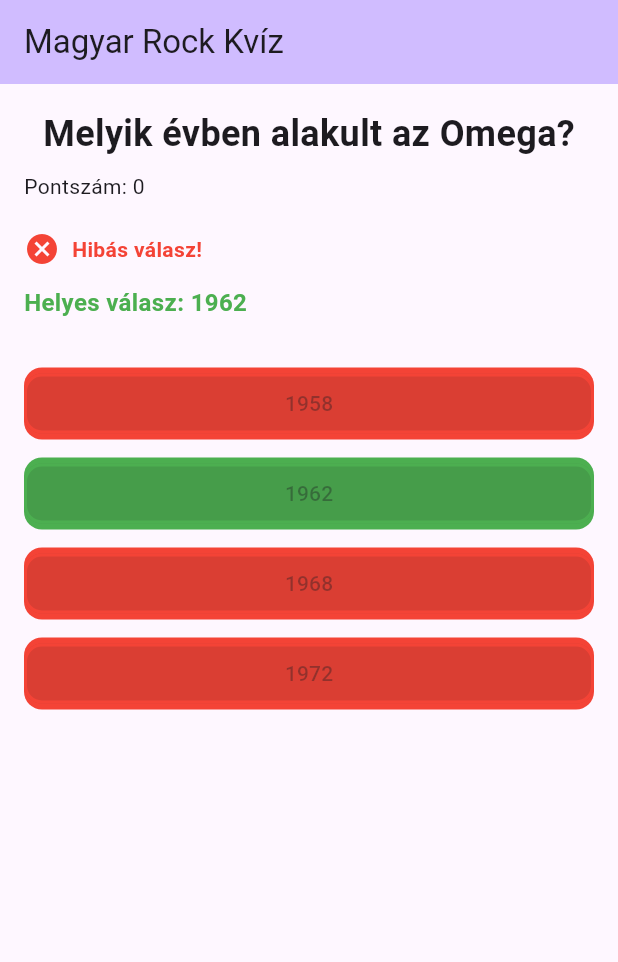
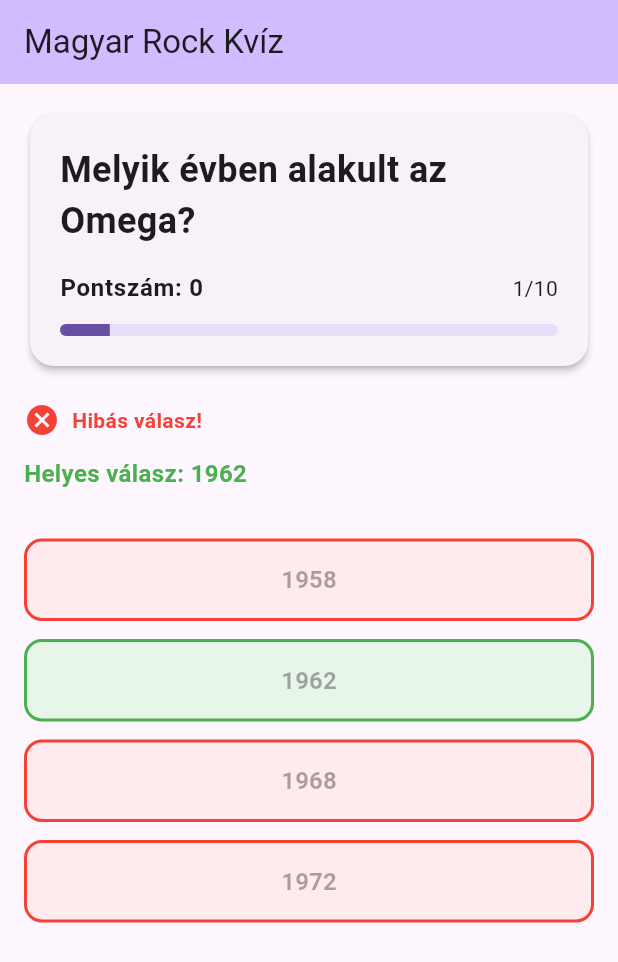
Before and after one commit to dajkagabi/quiz, a Flutter app: the screen it shows after launch, after a tap on "1958", on a phone screen of 412 x 824 dp. Shown: the top 962 px of the screen. Run offline on Flutter 3.47's test engine with Material 3 defaults, Android fonts, the phone set to English and light mode, and no system bars; our stand-ins replace bloc, flutter_bloc; generated files the repository leaves out were written again.

Commit message:
animációk, kérdések csiszolgatása

```diff
--- a/lib/quiz/cubit/quiz_cubit.dart
+++ b/lib/quiz/cubit/quiz_cubit.dart
@@ -44,13 +44,7 @@
   }) async {
     await Future<void>.delayed(Duration(milliseconds: revealMilliseconds));
 
-    emit(
-      state.copyWith(
-        isAnswered: true,
-        wasCorrect: isCorrect,
-        score: isCorrect ? state.score + 1 : state.score,
-      ),
-    );
+    answer(isCorrect);
   }
 
   Future<void> goNextAfterDelay() async {
--- a/lib/quiz/view/quiz_page.dart
+++ b/lib/quiz/view/quiz_page.dart
@@ -46,6 +46,16 @@
             child: Column(
               crossAxisAlignment: CrossAxisAlignment.stretch,
               children: [
+                Card(
+                  elevation: 2,
+                  shape: RoundedRectangleBorder(
+                    borderRadius: BorderRadius.circular(16),
+                  ),
+                  child: Padding(
+                    padding: const EdgeInsets.all(20),
+                    child: Column(
+                      crossAxisAlignment: CrossAxisAlignment.stretch,
+                      children: [
                         AnimatedSwitcher(
                           duration: const Duration(milliseconds: 300),
                           transitionBuilder: (child, animation) {
@@ -70,9 +80,38 @@
                           ),
                         ),
 
-                const SizedBox(height: 8),
+                        const SizedBox(height: 16),
 
-                Text('Pontszám: ${state.score}'),
+                        Row(
+                          mainAxisAlignment: MainAxisAlignment.spaceBetween,
+                          children: [
+                            Text(
+                              'Pontszám: ${state.score}',
+                              style: Theme.of(context).textTheme.bodyLarge
+                                  ?.copyWith(fontWeight: FontWeight.w600),
+                            ),
+                            Text(
+                              '${state.currentQuestionIndex + 1}/${questions.length}',
+                              style: Theme.of(context).textTheme.bodyMedium,
+                            ),
+                          ],
+                        ),
+
+                        const SizedBox(height: 12),
+
+                        ClipRRect(
+                          borderRadius: BorderRadius.circular(8),
+                          child: LinearProgressIndicator(
+                            value:
+                                (state.currentQuestionIndex + 1) /
+                                questions.length,
+                            minHeight: 8,
+                          ),
+                        ),
+                      ],
+                    ),
+                  ),
+                ),
 
                 const SizedBox(height: 20),
 
@@ -117,21 +156,27 @@
 
                 const SizedBox(height: 20),
 
-                ...question.options.map(
-                  (option) {
-                    final optionIndex = question.options.indexOf(option);
-
+                ...question.options.asMap().entries.map(
+                  (entry) {
+                    final optionIndex = entry.key;
+                    final option = entry.value;
                     final isCorrect = optionIndex == question.correctIndex;
-
-                    Color? color;
-
-                    if (state.isAnswered) {
-                      if (isCorrect) {
-                        color = Colors.green;
-                      } else {
-                        color = Colors.red;
-                      }
-                    }
+                    final theme = Theme.of(context);
+                    final buttonBorderColor = state.isAnswered
+                        ? isCorrect
+                              ? Colors.green
+                              : Colors.red
+                        : theme.colorScheme.primary;
+                    final buttonBackground = state.isAnswered
+                        ? isCorrect
+                              ? Colors.green.shade50
+                              : Colors.red.shade50
+                        : Colors.transparent;
+                    final buttonTextColor = state.isAnswered
+                        ? isCorrect
+                              ? Colors.green.shade900
+                              : Colors.red.shade900
+                        : theme.colorScheme.onSurface;
 
                     return Padding(
                       padding: const EdgeInsets.only(bottom: 12),
@@ -139,21 +184,26 @@
                         duration: const Duration(milliseconds: 250),
                         curve: Curves.easeInOut,
                         decoration: BoxDecoration(
-                          color: color,
+                          color: buttonBackground,
                           borderRadius: BorderRadius.circular(12),
                         ),
                         child: SizedBox(
                           width: double.infinity,
-                          child: ElevatedButton(
-                            style: ElevatedButton.styleFrom(
-                              backgroundColor: color ?? Colors.transparent,
+                          child: OutlinedButton(
+                            style: OutlinedButton.styleFrom(
+                              backgroundColor: Colors.transparent,
+                              foregroundColor: buttonTextColor,
                               shadowColor: Colors.transparent,
                               side: BorderSide(
-                                color: color ?? Theme.of(context).colorScheme.primary,
+                                color: buttonBorderColor,
                                 width: 2,
                               ),
                               shape: RoundedRectangleBorder(
                                 borderRadius: BorderRadius.circular(12),
+                              ),
+                              padding: const EdgeInsets.symmetric(
+                                vertical: 16,
+                                horizontal: 16,
                               ),
                             ),
                             onPressed: state.isAnswered
@@ -161,15 +211,18 @@
                                 : () async {
                                     final cubit = context.read<QuizCubit>();
 
-                                    final isCorrect =
-                                        optionIndex == question.correctIndex;
-
                                     await cubit.revealAnswerWithDelay(
-                                      isCorrect,
+                                      optionIndex == question.correctIndex,
                                     );
                                     await cubit.goNextAfterDelay();
                                   },
-                            child: Text(option),
+                            child: Text(
+                              option,
+                              style: const TextStyle(
+                                fontSize: 16,
+                                fontWeight: FontWeight.w600,
+                              ),
+                            ),
                           ),
                         ),
                       ),
```
Also changed, not shown: assets/data/questions.json (+107 -3 lines). Lines whose indentation alone changed are shown as unchanged.
